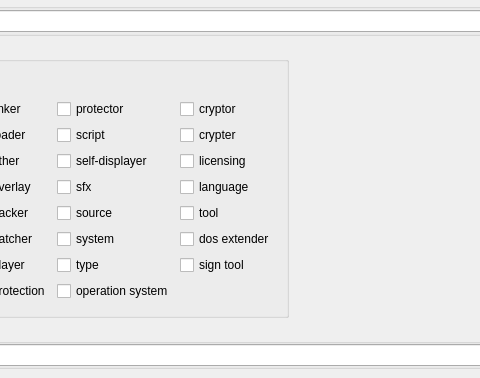
This is gui_source/guimainwindow.ui in horsicq/DIE-sort as Qt 5 draws it before an edit; both pictures show x 411 to 891 and y 209 to 587 of the 1031 by 871 pixel window. The edited form follows.
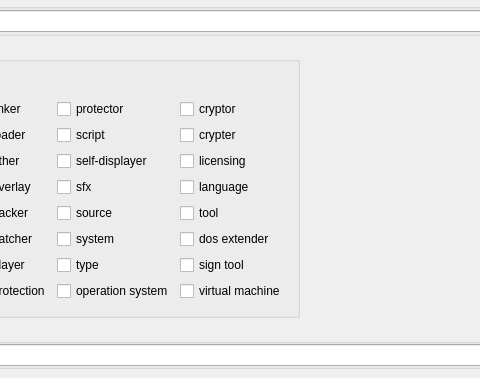
This is the edited form.

What changed in the file:
```diff
--- a/gui_source/guimainwindow.ui
+++ b/gui_source/guimainwindow.ui
@@ -778,6 +778,13 @@
            </property>
           </widget>
          </item>
+         <item row="8" column="4">
+          <widget class="QCheckBox" name="checkBox_virtual_machine">
+           <property name="text">
+            <string>virtual machine</string>
+           </property>
+          </widget>
+         </item>
         </layout>
        </widget>
       </item>
```
